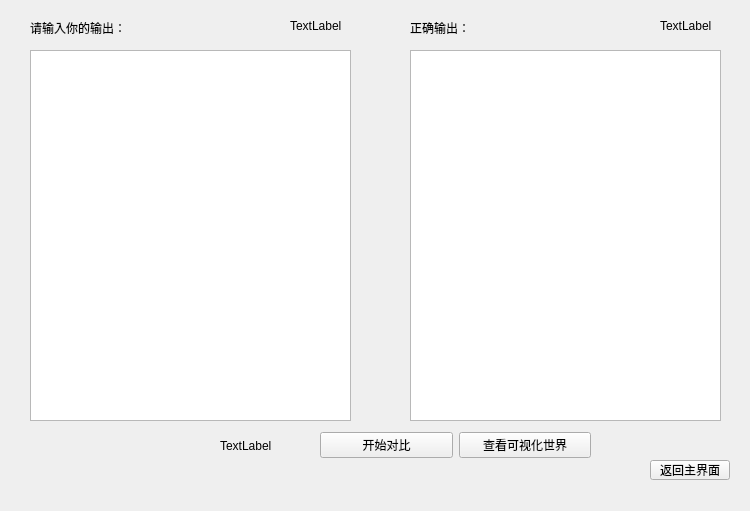
This is compare.ui in RickyRui111/WorldOfWarcraftDebug as Qt 5 draws it before an edit. The edited form follows.
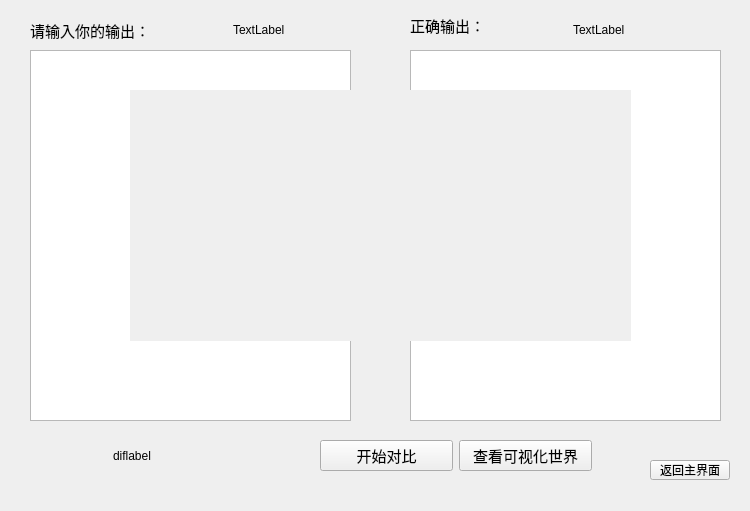
This is the edited form. Icons and pictures are not drawn.

```diff
--- a/compare.ui
+++ b/compare.ui
@@ -37,11 +37,17 @@
    <property name="geometry">
     <rect>
      <x>410</x>
-     <y>20</y>
-     <width>101</width>
-     <height>16</height>
+     <y>10</y>
+     <width>151</width>
+     <height>31</height>
     </rect>
    </property>
+   <property name="font">
+    <font>
+     <family>Agency FB</family>
+     <pointsize>11</pointsize>
+    </font>
+   </property>
    <property name="text">
     <string>正确输出：</string>
    </property>
@@ -51,10 +57,16 @@
     <rect>
      <x>30</x>
      <y>20</y>
-     <width>161</width>
-     <height>16</height>
+     <width>181</width>
+     <height>21</height>
     </rect>
    </property>
+   <property name="font">
+    <font>
+     <family>Agency FB</family>
+     <pointsize>11</pointsize>
+    </font>
+   </property>
    <property name="text">
     <string>请输入你的输出：</string>
    </property>
@@ -76,14 +88,20 @@
    <property name="geometry">
     <rect>
      <x>320</x>
-     <y>420</y>
-     <width>271</width>
+     <y>430</y>
+     <width>272</width>
      <height>51</height>
     </rect>
    </property>
    <layout class="QHBoxLayout" name="horizontalLayout">
     <item>
      <widget class="QPushButton" name="confirmbt">
+      <property name="font">
+       <font>
+        <family>Agency FB</family>
+        <pointsize>11</pointsize>
+       </font>
+      </property>
       <property name="text">
        <string>开始对比</string>
       </property>
@@ -91,6 +109,12 @@
     </item>
     <item>
      <widget class="QPushButton" name="totestbt">
+      <property name="font">
+       <font>
+        <family>Agency FB</family>
+        <pointsize>11</pointsize>
+       </font>
+      </property>
       <property name="text">
        <string>查看可视化世界</string>
       </property>
@@ -98,26 +122,26 @@
     </item>
    </layout>
   </widget>
-  <widget class="QLabel" name="wTextLines">
-   <property name="geometry">
-    <rect>
-     <x>290</x>
-     <y>20</y>
-     <width>54</width>
-     <height>12</height>
-    </rect>
-   </property>
-   <property name="text">
-    <string>TextLabel</string>
-   </property>
-  </widget>
   <widget class="QLabel" name="cTextLines">
    <property name="geometry">
     <rect>
-     <x>660</x>
+     <x>233</x>
      <y>20</y>
-     <width>54</width>
-     <height>12</height>
+     <width>121</width>
+     <height>20</height>
+    </rect>
+   </property>
+   <property name="text">
+    <string>TextLabel</string>
+   </property>
+  </widget>
+  <widget class="QLabel" name="wTextLines">
+   <property name="geometry">
+    <rect>
+     <x>573</x>
+     <y>20</y>
+     <width>151</width>
+     <height>20</height>
     </rect>
    </property>
    <property name="text">
@@ -127,14 +151,30 @@
   <widget class="QLabel" name="difLines">
    <property name="geometry">
     <rect>
-     <x>220</x>
+     <x>113</x>
      <y>440</y>
-     <width>54</width>
-     <height>12</height>
+     <width>171</width>
+     <height>31</height>
     </rect>
    </property>
    <property name="text">
-    <string>TextLabel</string>
+    <string>diflabel</string>
+   </property>
+  </widget>
+  <widget class="QLabel" name="aclabel">
+   <property name="geometry">
+    <rect>
+     <x>130</x>
+     <y>90</y>
+     <width>501</width>
+     <height>251</height>
+    </rect>
+   </property>
+   <property name="autoFillBackground">
+    <bool>true</bool>
+   </property>
+   <property name="text">
+    <string/>
    </property>
   </widget>
  </widget>
```
Left out of the diff: 10 changed lines with no effect on the pictures.
